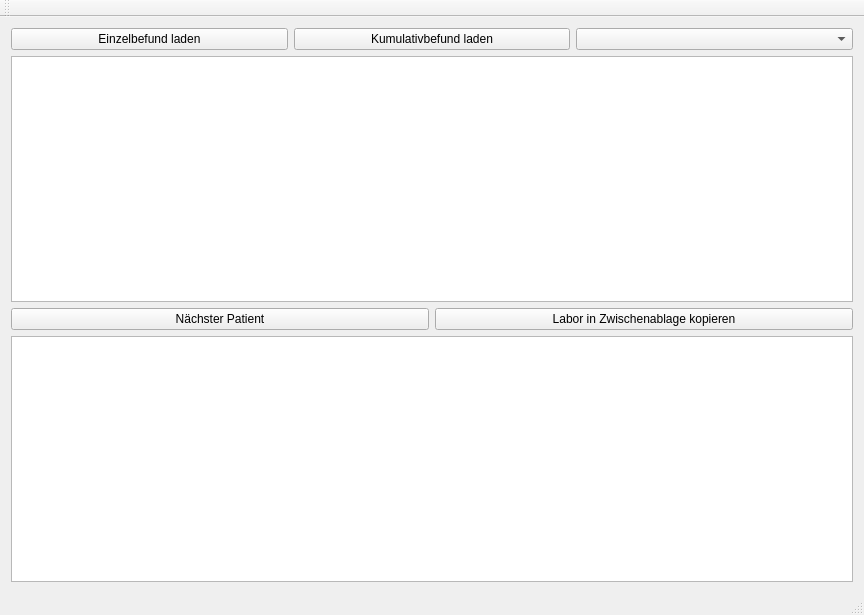
Before: the Qt Designer form mainwindow.ui in bogie/medicoLabTool, drawn with Qt 5.
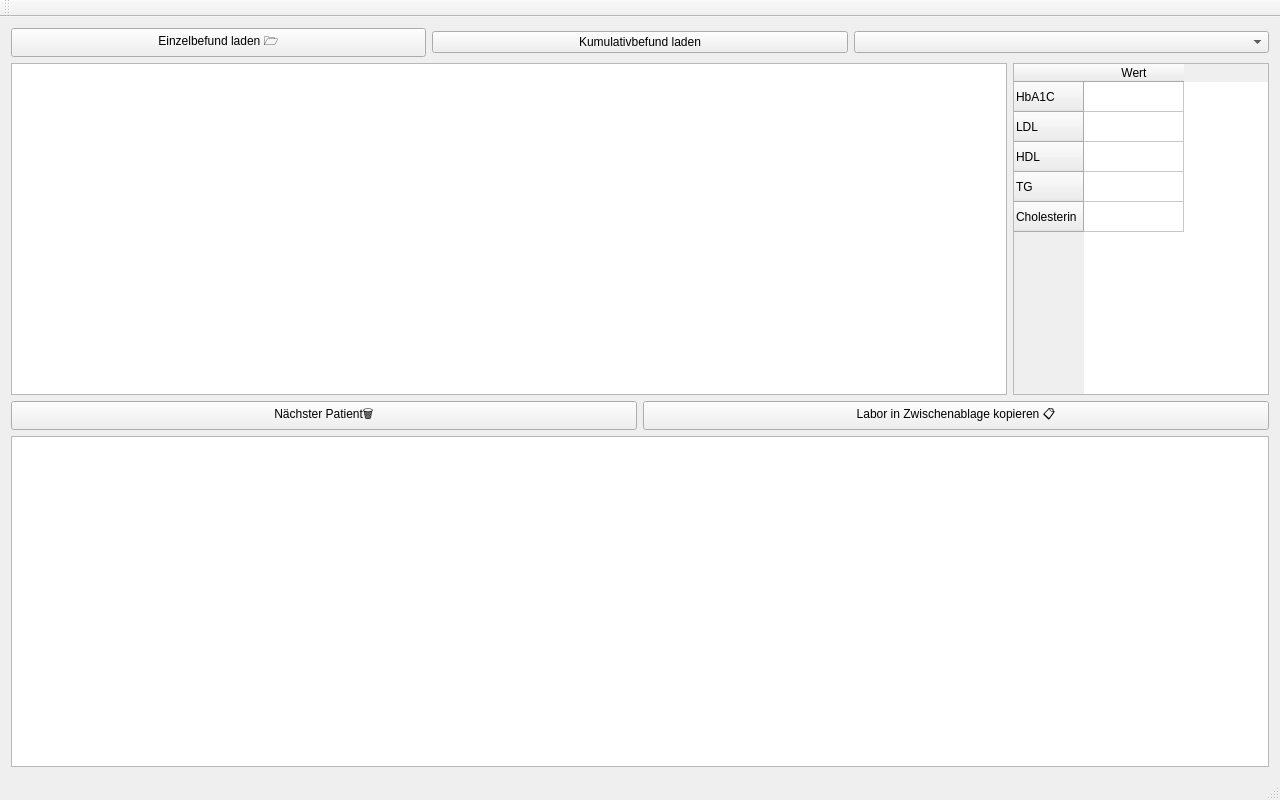
After: the same form once the commit is applied.

```diff
--- a/mainwindow.ui
+++ b/mainwindow.ui
@@ -6,8 +6,8 @@
    <rect>
     <x>0</x>
     <y>0</y>
-    <width>864</width>
-    <height>615</height>
+    <width>1280</width>
+    <height>800</height>
    </rect>
   </property>
   <property name="windowTitle">
@@ -15,14 +15,14 @@
   </property>
   <widget class="QWidget" name="centralWidget">
    <layout class="QGridLayout" name="gridLayout">
-    <item row="1" column="0">
+    <item row="0" column="0">
      <layout class="QVBoxLayout" name="verticalLayout">
       <item>
        <layout class="QHBoxLayout" name="horizontalLayout">
         <item>
          <widget class="QPushButton" name="loadLabButton">
           <property name="text">
-           <string>Einzelbefund laden</string>
+           <string>Einzelbefund laden 🗁</string>
           </property>
          </widget>
         </item>
@@ -39,21 +39,68 @@
        </layout>
       </item>
       <item>
-       <widget class="QTextEdit" name="textEdit"/>
+       <layout class="QHBoxLayout" name="horizontalLayout_3">
+        <item>
+         <widget class="QTextEdit" name="textEdit"/>
+        </item>
+        <item>
+         <widget class="QTableWidget" name="rfWidget">
+          <property name="sizePolicy">
+           <sizepolicy hsizetype="Fixed" vsizetype="Expanding">
+            <horstretch>0</horstretch>
+            <verstretch>0</verstretch>
+           </sizepolicy>
+          </property>
+          <property name="contextMenuPolicy">
+           <enum>Qt::CustomContextMenu</enum>
+          </property>
+          <row>
+           <property name="text">
+            <string>HbA1C</string>
+           </property>
+          </row>
+          <row>
+           <property name="text">
+            <string>LDL</string>
+           </property>
+          </row>
+          <row>
+           <property name="text">
+            <string>HDL</string>
+           </property>
+          </row>
+          <row>
+           <property name="text">
+            <string>TG</string>
+           </property>
+          </row>
+          <row>
+           <property name="text">
+            <string>Cholesterin</string>
+           </property>
+          </row>
+          <column>
+           <property name="text">
+            <string>Wert</string>
+           </property>
+          </column>
+         </widget>
+        </item>
+       </layout>
       </item>
       <item>
        <layout class="QHBoxLayout" name="horizontalLayout_2">
         <item>
          <widget class="QPushButton" name="clearButton">
           <property name="text">
-           <string>Nächster Patient</string>
+           <string>Nächster Patient🗑</string>
           </property>
          </widget>
         </item>
         <item>
          <widget class="QPushButton" name="copyLabButton">
           <property name="text">
-           <string>Labor in Zwischenablage kopieren</string>
+           <string>Labor in Zwischenablage kopieren 📋</string>
           </property>
          </widget>
         </item>
```
Left out of the diff: 6 changed lines with no effect on the pictures.
